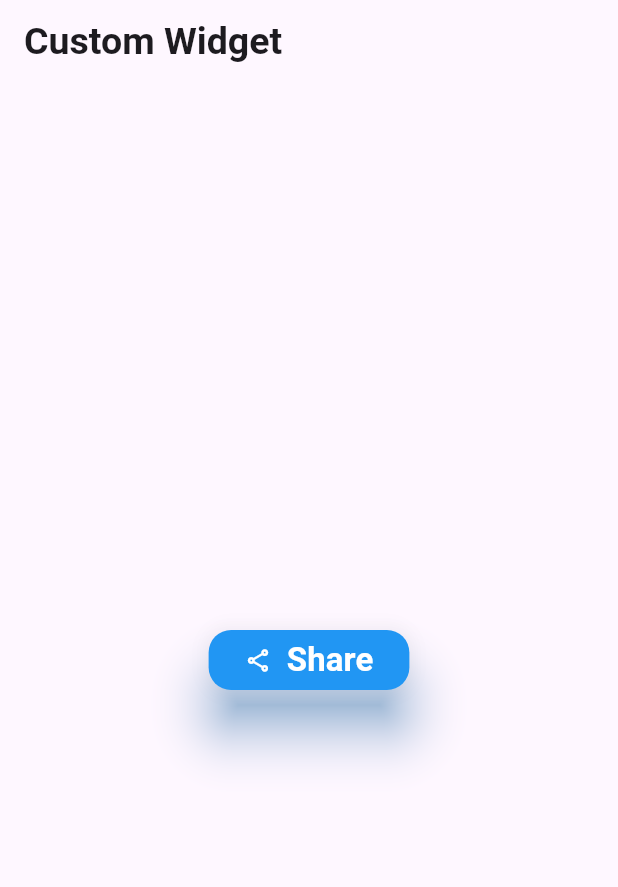
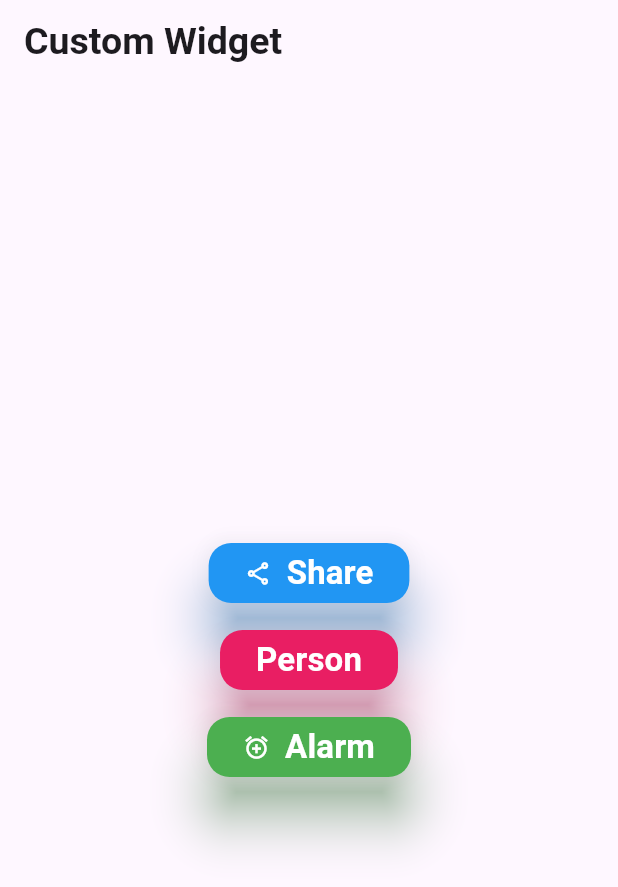
Before and after one commit to alhasann351/custom_widget, a Flutter app: the screen it shows after launch, on a phone screen of 412 x 824 dp. Shown: the top 887 px of the screen. Run offline on Flutter 3.47's test engine with Material 3 defaults, Android fonts, the phone set to English and light mode, and no system bars.

Commit message:
another button added

```diff
--- a/lib/main.dart
+++ b/lib/main.dart
@@ -53,6 +53,34 @@ class _MyHomePageState extends State<MyHomePage> {
                 print('Share Button Clicked');
               },
             ),
+            const SizedBox(height: 10,),
+            RoundedButton(
+              buttonName: 'Person',
+              backgroundColor: Colors.pink,
+              //icon: const Icon(Icons.share_outlined, color: Colors.white,),
+              textStyle: const TextStyle(
+                fontWeight: FontWeight.bold,
+                fontSize: 22,
+                color: Colors.white,
+              ),
+              voidCallback: () {
+                print('Person Button Clicked');
+              },
+            ),
+            const SizedBox(height: 10,),
+            RoundedButton(
+              buttonName: 'Alarm',
+              backgroundColor: Colors.green,
+              icon: const Icon(Icons.alarm_add_outlined, color: Colors.white,),
+              textStyle: const TextStyle(
+                fontWeight: FontWeight.bold,
+                fontSize: 22,
+                color: Colors.white,
+              ),
+              voidCallback: () {
+                print('Alarm Button Clicked');
+              },
+            ),
           ],
         ),
       ),
```
